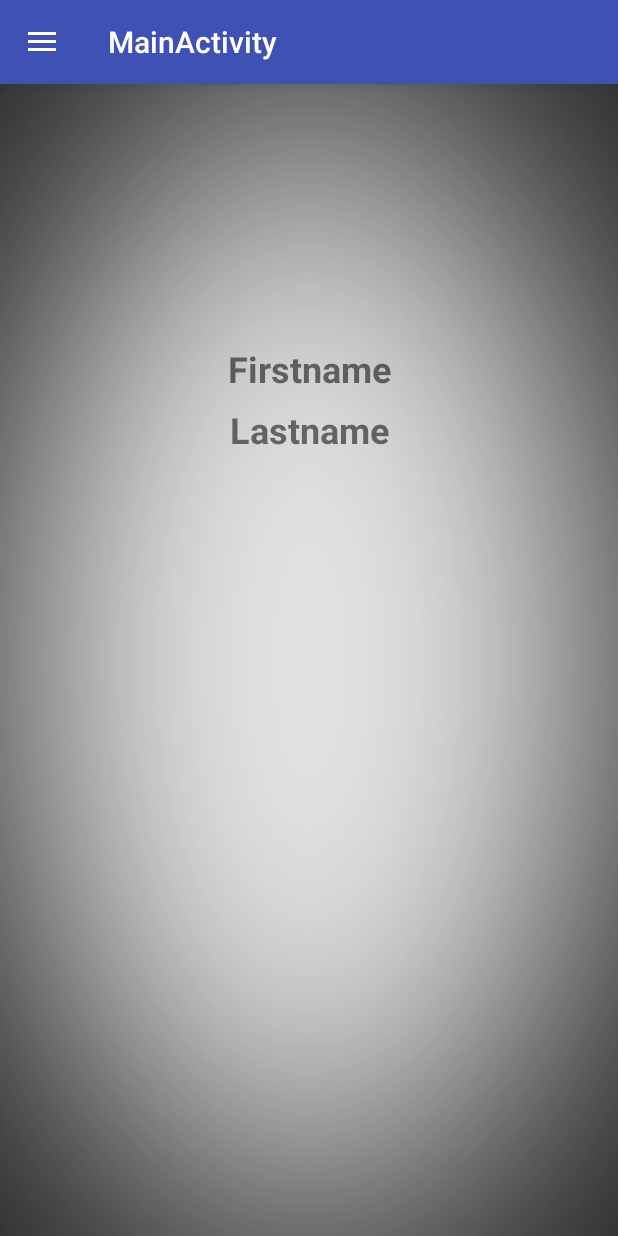
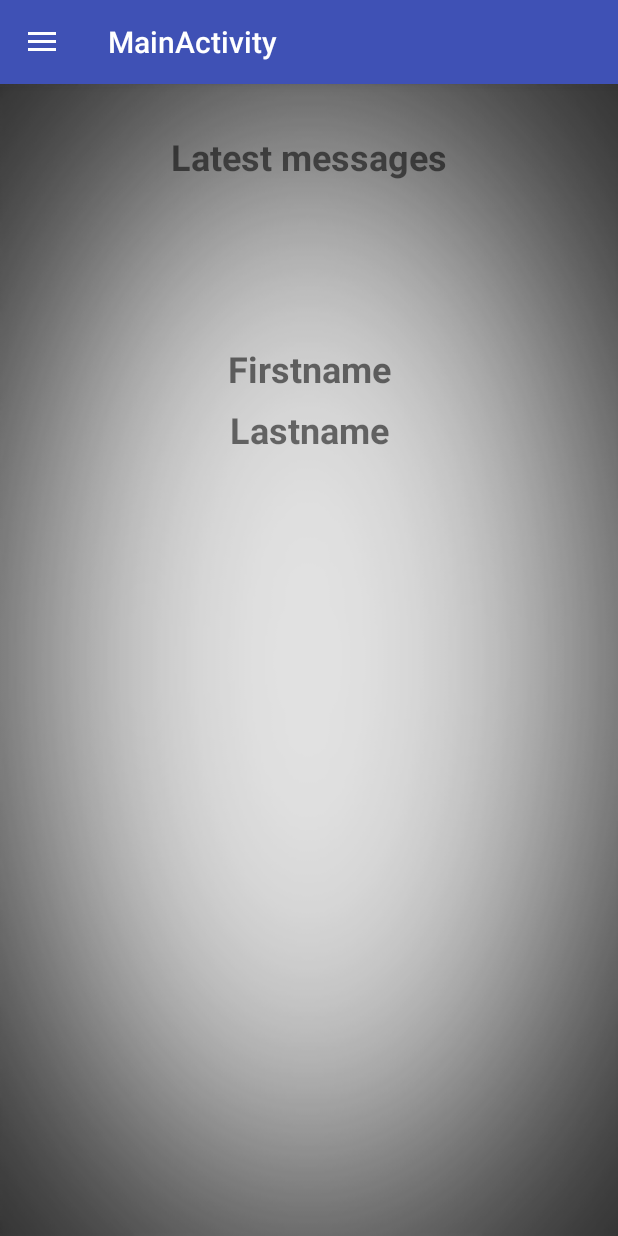
Before and after one commit to DmytroKutko/Social_Network_Kotlin, an Android app: the MainActivity screen opened directly, with no data from a screen before it, in the side drawer, after a tap on "Messages", on a phone screen of 412 x 824 dp. Run offline under Robolectric (Android 15) with nearby library versions, the phone set to English and light mode, and no system bars; our stand-ins replace CircleImageView, Firebase (no records; nobody signed in at launch, a user with empty details on screens opened directly), Picasso.

Commit message:
create menu fragments

```diff
--- a/app/build.gradle
+++ b/app/build.gradle
@@ -5,7 +5,7 @@ apply plugin: 'kotlin-android'
 apply plugin: 'kotlin-android-extensions'
 apply plugin: 'com.google.gms.google-services'
 
-androidExtensions{
+androidExtensions {
     experimental = true
 }
 
--- a/app/src/main/java/com/example/myapplication/activities/MainActivity.kt
+++ b/app/src/main/java/com/example/myapplication/activities/MainActivity.kt
@@ -6,9 +6,13 @@ import android.support.design.widget.NavigationView
 import android.support.v4.view.GravityCompat
 import android.support.v7.app.ActionBarDrawerToggle
 import android.support.v7.app.AppCompatActivity
-import android.view.Menu
 import android.view.MenuItem
 import com.example.myapplication.R
+import com.example.myapplication.activities.fragments.main.SettingsFragment
+import com.example.myapplication.activities.fragments.main.GalleryFragment
+import com.example.myapplication.activities.fragments.main.LatestMessagesFragment
+import com.example.myapplication.activities.fragments.main.PeoplesFragment
+import com.example.myapplication.activities.fragments.main.UserProfileFragment
 import com.google.firebase.auth.FirebaseAuth
 import kotlinx.android.synthetic.main.activity_main.*
 import kotlinx.android.synthetic.main.app_bar_main.*
@@ -38,41 +42,43 @@ class MainActivity : AppCompatActivity(), NavigationView.OnNavigationItemSelecte
         }
     }
 
-
-    //Don't need options menu
-//    override fun onCreateOptionsMenu(menu: Menu): Boolean {
-//        // Inflate the menu; this adds items to the action bar if it is present.
-//        menuInflater.inflate(R.menu.main, menu)
-//        return true
-//    }
-
-//    override fun onOptionsItemSelected(item: MenuItem): Boolean {
-//        // Handle action bar item clicks here. The action bar will
-//        // automatically handle clicks on the Home/Up button, so long
-//        // as you specify a parent activity in AndroidManifest.xml.
-//        when (item.itemId) {
-//            R.id.action_settings -> return true
-//            else -> return super.onOptionsItemSelected(item)
-//        }
-//    }
-
     override fun onNavigationItemSelected(item: MenuItem): Boolean {
         // Handle navigation view item clicks here.
         when (item.itemId) {
             R.id.nav_user -> {
-                // Handle the camera action
+                supportFragmentManager
+                    .beginTransaction()
+                    .replace(R.id.main_container, UserProfileFragment())
+                    .addToBackStack(null)
+                    .commit()
             }
             R.id.nav_gallery -> {
-
+                supportFragmentManager
+                    .beginTransaction()
+                    .replace(R.id.main_container, GalleryFragment())
+                    .addToBackStack(null)
+                    .commit()
             }
             R.id.nav_message -> {
-
+                supportFragmentManager
+                    .beginTransaction()
+                    .replace(R.id.main_container, LatestMessagesFragment())
+                    .addToBackStack(null)
+                    .commit()
             }
-            R.id.nav_friends -> {
-
+            R.id.nav_peoples -> {
+                supportFragmentManager
+                    .beginTransaction()
+                    .replace(R.id.main_container, PeoplesFragment())
+                    .addToBackStack(null)
+                    .commit()
             }
             R.id.nav_settings -> {
-
+                supportFragmentManager
+                    .beginTransaction()
+                    .replace(R.id.main_container, SettingsFragment())
+                    .addToBackStack(null)
+                    .commit()
             }
             R.id.nav_logout -> {
                 FirebaseAuth.getInstance().signOut()
--- /dev/null
+++ b/app/src/main/java/com/example/myapplication/activities/fragments/main/LatestMessagesFragment.kt
@@ -0,0 +1,23 @@
+package com.example.myapplication.activities.fragments.main
+
+
+import android.os.Bundle
+import android.support.v4.app.Fragment
+import android.view.LayoutInflater
+import android.view.View
+import android.view.ViewGroup
+
+import com.example.myapplication.R
+
+class LatestMessagesFragment : Fragment() {
+
+    override fun onCreateView(
+        inflater: LayoutInflater, container: ViewGroup?,
+        savedInstanceState: Bundle?
+    ): View? {
+        // Inflate the layout for this fragment
+        return inflater.inflate(R.layout.fragment_latest_messages, container, false)
+    }
+
+
+}
--- /dev/null
+++ b/app/src/main/res/layout/fragment_latest_messages.xml
@@ -0,0 +1,17 @@
+<?xml version="1.0" encoding="utf-8"?>
+<android.support.constraint.ConstraintLayout
+        xmlns:android="http://schemas.android.com/apk/res/android"
+        xmlns:app="http://schemas.android.com/apk/res-auto" xmlns:tools="http://schemas.android.com/tools"
+             android:layout_width="match_parent"
+             android:layout_height="match_parent"
+             tools:context=".activities.fragments.main.LatestMessagesFragment">
+
+    <TextView
+            android:layout_width="wrap_content"
+            android:layout_height="wrap_content"
+            android:text="Latest messages" android:layout_marginTop="32dp" app:layout_constraintTop_toTopOf="parent"
+            app:layout_constraintStart_toStartOf="parent" android:layout_marginStart="8dp"
+            app:layout_constraintEnd_toEndOf="parent" android:layout_marginEnd="8dp" android:textSize="24sp"
+            android:textStyle="bold"/>
+
+</android.support.constraint.ConstraintLayout>
--- a/app/src/main/res/menu/activity_main_drawer.xml
+++ b/app/src/main/res/menu/activity_main_drawer.xml
@@ -9,17 +9,17 @@
                 android:icon="@drawable/ic_person"
                 android:title="Profile"/>
         <item
-                android:id="@+id/nav_gallery"
-                android:icon="@drawable/ic_menu_gallery"
-                android:title="Gallery"/>
+                android:id="@+id/nav_peoples"
+                android:icon="@drawable/ic_friends"
+                android:title="Peoples"/>
         <item
                 android:id="@+id/nav_message"
                 android:icon="@drawable/ic_message"
                 android:title="Messages"/>
         <item
-                android:id="@+id/nav_friends"
-                android:icon="@drawable/ic_friends"
-                android:title="Friends"/>
+                android:id="@+id/nav_gallery"
+                android:icon="@drawable/ic_menu_gallery"
+                android:title="Gallery"/>
     </group>
 
     <item android:title="Other">
```
Also changed, not shown: app/src/main/AndroidManifest.xml (+4 -4 lines), app/src/main/java/com/example/myapplication/activities/fragments/main/GalleryFragment.kt (added, +23 -0 lines), app/src/main/java/com/example/myapplication/activities/fragments/main/PeoplesFragment.kt (added, +21 -0 lines), app/src/main/java/com/example/myapplication/activities/fragments/main/SettingsFragment.kt (added, +21 -0 lines), app/src/main/res/layout/fragment_gallery.xml (added, +17 -0 lines), app/src/main/res/layout/fragment_peoples.xml (added, +16 -0 lines), app/src/main/res/layout/fragment_settings.xml (added, +17 -0 lines).
